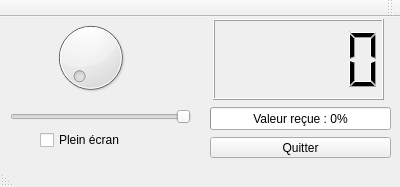
The window that ProgrammEvenementiel/fenetreprincipale.ui (CrockShow/ProgrammEvenementiel) describes before a commit, drawn with Qt 5.
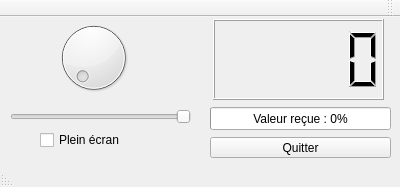
The same window after the commit.

What changed in the file:
```diff
--- a/ProgrammEvenementiel/fenetreprincipale.ui
+++ b/ProgrammEvenementiel/fenetreprincipale.ui
@@ -99,7 +99,7 @@
    <widget class="QDial" name="dial">
     <property name="geometry">
      <rect>
-      <x>40</x>
+      <x>43</x>
       <y>0</y>
       <width>101</width>
       <height>81</height>
```
Left out of the diff: 2 changed lines with no effect on the pictures.
